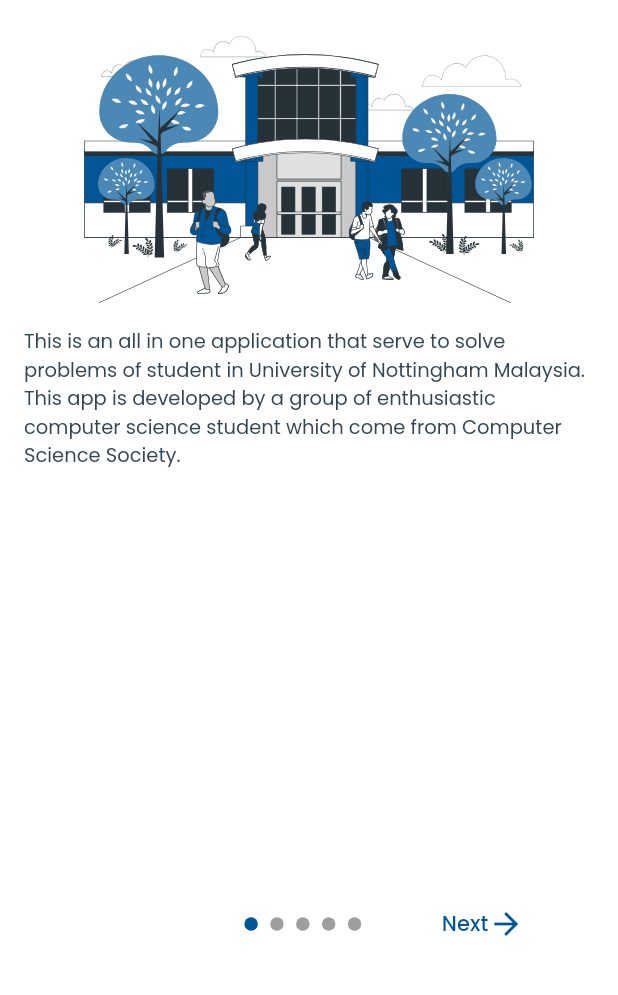
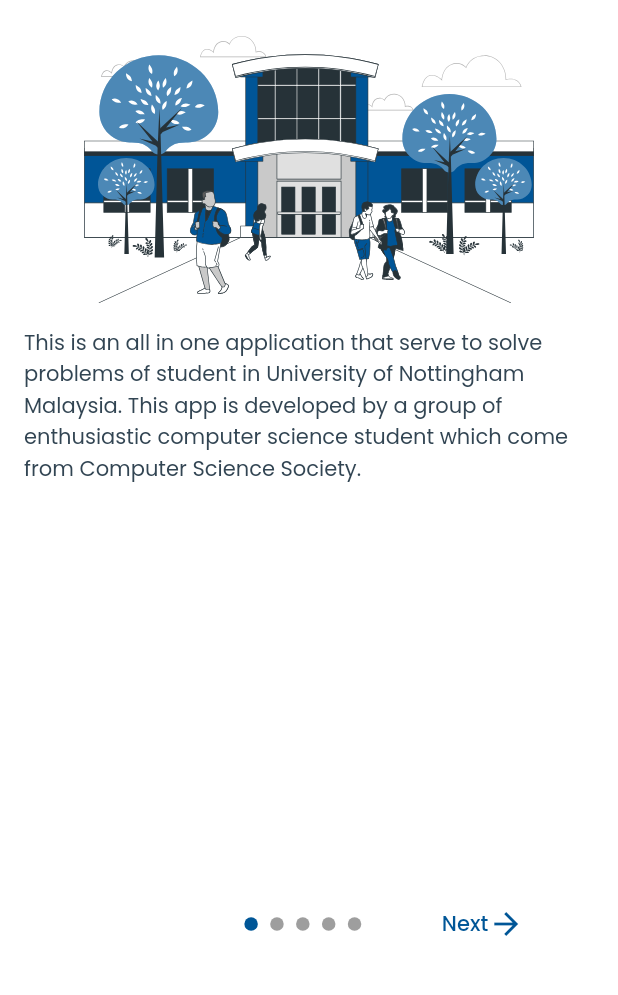
Before and after one commit to UoN-Computer-Science-Society/Nott-A-Student, a Flutter app: the screen it shows after launch, on a phone screen of 412 x 824 dp, the part 228-1223 px from its top. Run offline on Flutter 3.47's test engine with Material 2 defaults, Android fonts, the phone set to English and light mode, and no system bars; drawn by our look-alikes of introduction_screen; our stand-ins replace appwrite, bloc, dio, easy_stepper, equatable, flutter_bloc and 6 more; missing offline and left inert: dart:ffi, is_first_run; project files that could hold a hidden picture were left out.

Commit message:
Edited new text themes

```diff
--- a/lib/src/config/themes/app_theme.dart
+++ b/lib/src/config/themes/app_theme.dart
@@ -15,14 +15,14 @@
         fontFamily: 'Poppins',
         textTheme: const TextTheme(
             headlineLarge: TextStyle(
-              fontSize: 24,
+              fontSize: 26,
               fontWeight: FontWeight.bold,
-              color: Colors.black,
+              color: Color(0xFF3F3F3F),
             ),
             headlineMedium: TextStyle(
               fontSize: 18,
               fontWeight: FontWeight.bold,
-              color: Colors.black,
+              color: Color(0xFF3F3F3F),
             ),
             //usage:
             //label in account-view
@@ -38,8 +38,12 @@
               fontWeight: FontWeight.normal,
               color: Color(0xFF3F3F3F),
             ),
+            bodyLarge: TextStyle(
+                fontSize: 16,
+                fontWeight: FontWeight.normal,
+                color: Color(0xff324553)),
             bodyMedium: TextStyle(
-                fontSize: 13,
+                fontSize: 14,
                 fontWeight: FontWeight.normal,
                 color: Color(0xff324553))));
   }
```
